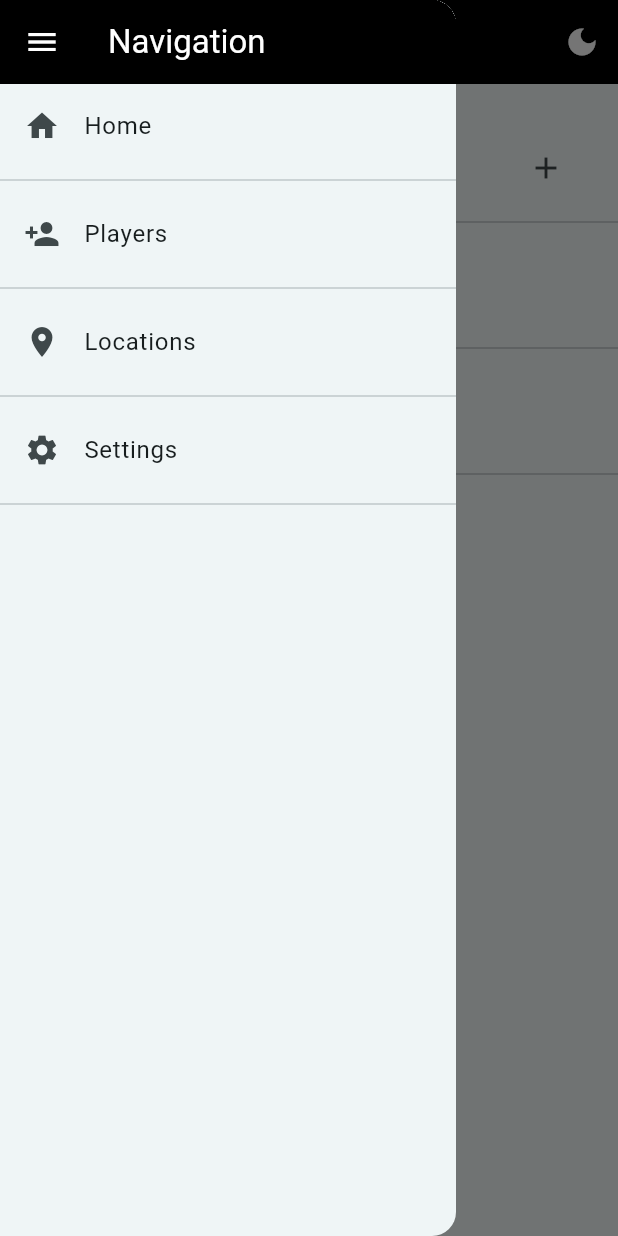
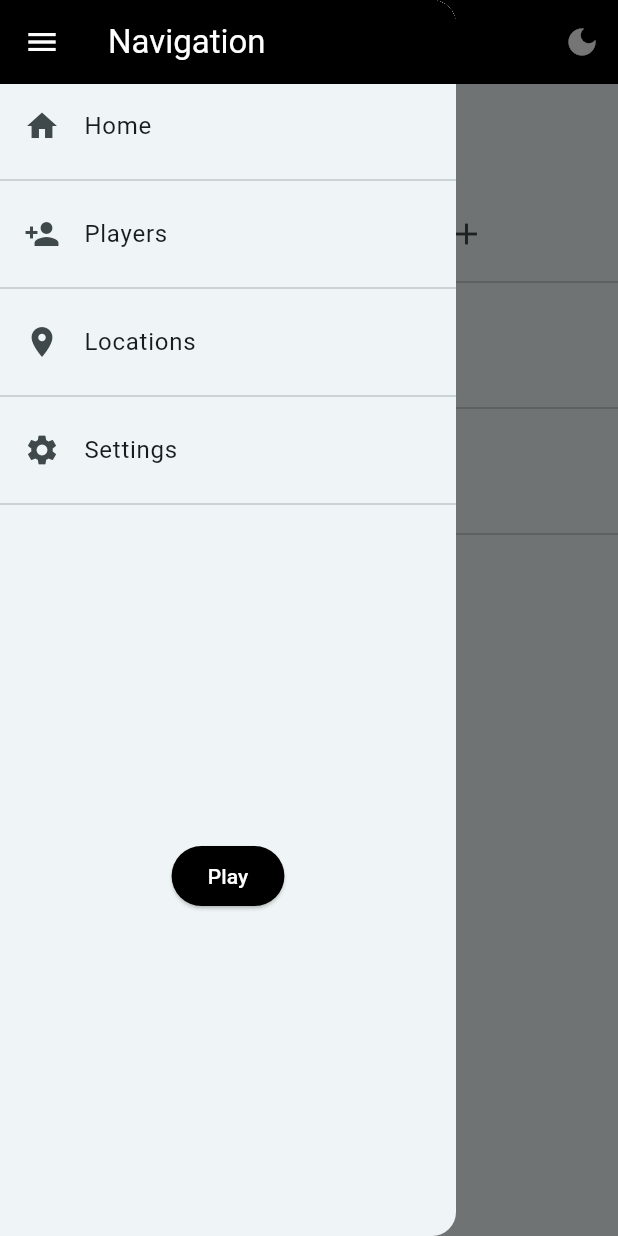
Before and after one commit to geo1796/ultimate_spyfall, a Flutter app: the SettingsPage screen opened by its route, with the side drawer open, on a phone screen of 412 x 824 dp. Run offline on Flutter 3.47's test engine with Material 3 defaults, Android fonts, the phone set to English and light mode, and no system bars; our stand-ins replace get, get_storage; accounts and stored records are empty; statements that could not run were skipped.

Commit message:
added settings for random spies

```diff
--- a/lib/app_local/app_local.dart
+++ b/lib/app_local/app_local.dart
@@ -1,6 +1,8 @@
 import 'package:get/get.dart';
 
 abstract class AppLocal {
+  static get localeName => Get.deviceLocale?.languageCode ?? 'en';
+
   static get home => 'home'.tr;
 
   static get players => 'players'.tr;
@@ -26,4 +28,10 @@
   static get prankMode => 'prankMode'.tr;
 
   static get coopSpies => 'coopSpies'.tr;
+
+  static get fixedSpies => 'fixedSpies'.tr;
+
+  static get randomSpies => 'randomSpies'.tr;
+
+  static get play => 'play'.tr;
 }
--- a/lib/app_local/translations/en.dart
+++ b/lib/app_local/translations/en.dart
@@ -12,4 +12,7 @@
   "spyCount": "Spy count",
   "prankMode": "Prank mode",
   "coopSpies": "Co-op spies",
+  "fixedSpies": "Fixed spy count",
+  "randomSpies": "Random spy count",
+  "play": "Play",
 };
--- a/lib/app_local/translations/fr.dart
+++ b/lib/app_local/translations/fr.dart
@@ -12,4 +12,7 @@
   "spyCount": "Nombre d'espions",
   "prankMode": "Mode prank",
   "coopSpies": "Espions coopératifs",
+  "fixedSpies": "Nombre d'espions fixe",
+  "randomSpies": "Nombre d'espions aléatoire",
+  "play": "Jouer",
 };
--- a/lib/constants/storage_keys.dart
+++ b/lib/constants/storage_keys.dart
@@ -3,7 +3,11 @@
   static const locationGroups = 'locationGroups';
   static const currentLocationGroup = 'currentLocationGroup';
   static const players = 'players';
-  static const spyCount = 'spyCount';
+  static const fixedSpyCount = 'fixedSpyCount';
   static const prankMode = 'prankMode';
   static const coopSpies = 'coopSpies';
+  static const previousLocation = 'previousLocation';
+  static const randomSpies = 'randomSpies';
+  static const maxSpyCount = 'maxSpyCount';
+  static const minSpyCount = 'minSpyCount';
 }
--- /dev/null
+++ b/lib/page/game/bindings/game_bindings.dart
@@ -0,0 +1,9 @@
+import 'package:get/get.dart';
+import 'package:ultimate_spyfall/page/game/bindings/game_controller.dart';
+
+class GameBindings extends Bindings {
+  @override
+  void dependencies() {
+    Get.put(GameController());
+  }
+}
--- /dev/null
+++ b/lib/page/game/bindings/game_controller.dart
@@ -0,0 +1,59 @@
+import 'package:get/get.dart';
+import 'package:get_storage/get_storage.dart';
+import 'package:ultimate_spyfall/bindings/random_int_generator.dart';
+import 'package:ultimate_spyfall/constants/storage_keys.dart';
+import 'package:ultimate_spyfall/controller/location_controller.dart';
+import 'package:ultimate_spyfall/controller/player_controller.dart';
+import 'package:ultimate_spyfall/controller/settings_controller.dart';
+import 'package:ultimate_spyfall/model/player.dart';
+
+class GameController extends GetxController {
+  final _randomIntGenerator = Get.find<RandomIntGenerator>();
+  final _box = Get.find<GetStorage>();
+  final _playerCtrl = Get.find<PlayerController>();
+  final _locationCtrl = Get.find<LocationController>();
+  final _settingsCtrl = Get.find<SettingsController>();
+
+  late final List<Player> spies;
+  late final String location;
+
+  String get _previousLocation =>
+      _box.read<String>(StorageKeys.previousLocation) ?? '';
+
+  set _previousLocation(String newValue) =>
+      _box.write(StorageKeys.previousLocation, newValue);
+
+  @override
+  void onInit() {
+    super.onInit();
+    _initSpies();
+    _initLocation();
+  }
+
+  void _initSpies() {
+    final players = [..._playerCtrl.players];
+    players.shuffle();
+
+    late final int spyCount;
+
+    if (_settingsCtrl.randomSpies.isTrue) {
+      spyCount = _randomIntGenerator.randomInRange(
+          _settingsCtrl.minSpyCount.value, _settingsCtrl.maxSpyCount.value);
+    } else {
+      spyCount = _settingsCtrl.fixedSpyCount.value;
+    }
+
+    spies = players.getRange(0, spyCount).toList();
+  }
+
+  void _initLocation() {
+    final allLocations = [..._locationCtrl.selectedGroup.value.locations];
+
+    do {
+      allLocations.shuffle();
+    } while (allLocations[0] == _previousLocation);
+
+    location = allLocations[0];
+    _previousLocation = location;
+  }
+}
--- /dev/null
+++ b/lib/page/settings/widget/fixed_spies_settings.dart
@@ -0,0 +1,27 @@
+import 'package:flutter/material.dart';
+import 'package:get/get.dart';
+import 'package:ultimate_spyfall/controller/settings_controller.dart';
+
+class FixedSpiesSettings extends StatelessWidget {
+  const FixedSpiesSettings({super.key});
+
+  SettingsController get _settingsCtrl => Get.find<SettingsController>();
+
+  @override
+  Widget build(BuildContext context) {
+    return Row(
+      mainAxisAlignment: MainAxisAlignment.spaceEvenly,
+      children: [
+        IconButton(
+          onPressed: _settingsCtrl.decreaseFixedSpyCount,
+          icon: const Icon(Icons.remove),
+        ),
+        Center(child: Obx(() => Text('${_settingsCtrl.fixedSpyCount.value}'))),
+        IconButton(
+          onPressed: _settingsCtrl.increaseFixedSpyCount,
+          icon: const Icon(Icons.add),
+        ),
+      ],
+    );
+  }
+}
--- a/lib/page/settings/widget/spy_count_settings_tile.dart
+++ b/lib/page/settings/widget/spy_count_settings_tile.dart
@@ -2,6 +2,8 @@
 import 'package:get/get.dart';
 import 'package:ultimate_spyfall/app_local/app_local.dart';
 import 'package:ultimate_spyfall/controller/settings_controller.dart';
+import 'package:ultimate_spyfall/page/settings/widget/fixed_spies_settings.dart';
+import 'package:ultimate_spyfall/page/settings/widget/random_spies_settings.dart';
 
 class SpyCountSettingsTile extends StatelessWidget {
   const SpyCountSettingsTile({super.key});
@@ -12,17 +14,25 @@
   Widget build(BuildContext context) {
     return Column(
       children: [
-        Text(AppLocal.spyCount),
-        ListTile(
-          leading: IconButton(
-              onPressed: _settingsCtrl.decreaseSpyCount,
-              icon: const Icon(Icons.remove)),
-          title:
-              Center(child: Obx(() => Text('${_settingsCtrl.spyCount.value}'))),
-          trailing: IconButton(
-              onPressed: _settingsCtrl.increaseSpyCount,
-              icon: const Icon(Icons.add)),
-        ),
+        Obx(() {
+          if (_settingsCtrl.randomSpies.isTrue) {
+            return Text(AppLocal.randomSpies);
+          }
+
+          return Text(AppLocal.fixedSpies);
+        }),
+        Obx(() => Switch(
+              value: _settingsCtrl.randomSpies.value,
+              onChanged: (newValue) =>
+                  _settingsCtrl.randomSpies.value = newValue,
+            )),
+        Obx(() {
+          if (_settingsCtrl.randomSpies.isTrue) {
+            return const RandomSpiesSettings();
+          }
+
+          return const FixedSpiesSettings();
+        }),
       ],
     );
   }
--- a/lib/service/settings_service.dart
+++ b/lib/service/settings_service.dart
@@ -5,12 +5,24 @@
 class SettingsService {
   final _box = Get.find<GetStorage>();
 
-  int get spyCount => _box.read<int>(StorageKeys.spyCount) ?? 1;
-  set spyCount(int newValue) => _box.write(StorageKeys.spyCount, newValue);
+  int get fixedSpyCount => _box.read<int>(StorageKeys.fixedSpyCount) ?? 1;
+  set fixedSpyCount(int newValue) => _box.write(StorageKeys.fixedSpyCount, newValue);
 
   bool get prankMode => _box.read<bool>(StorageKeys.prankMode) ?? false;
   set prankMode(bool newValue) => _box.write(StorageKeys.prankMode, newValue);
 
   bool get coopSpies => _box.read<bool>(StorageKeys.coopSpies) ?? false;
   set coopSpies(bool newValue) => _box.write(StorageKeys.coopSpies, newValue);
+
+  bool get randomSpies => _box.read<bool>(StorageKeys.randomSpies) ?? false;
+  set randomSpies(bool newValue) =>
+      _box.write(StorageKeys.randomSpies, newValue);
+
+  int get maxSpyCount => _box.read<int>(StorageKeys.maxSpyCount) ?? 2;
+  set maxSpyCount(int newValue) =>
+      _box.write(StorageKeys.maxSpyCount, newValue);
+
+  int get minSpyCount => _box.read<int>(StorageKeys.minSpyCount) ?? 1;
+  set minSpyCount(int newValue) =>
+      _box.write(StorageKeys.minSpyCount, newValue);
 }
--- a/lib/shared/my_drawer.dart
+++ b/lib/shared/my_drawer.dart
@@ -1,6 +1,7 @@
 import 'package:flutter/material.dart';
 import 'package:get/get.dart';
 import 'package:ultimate_spyfall/app_local/app_local.dart';
+import 'package:ultimate_spyfall/shared/play_button.dart';
 
 import '../page/home/home_page.dart';
 import '../page/locations/locations_page.dart';
@@ -13,8 +14,7 @@
   @override
   Widget build(BuildContext context) {
     return Drawer(
-      child: SingleChildScrollView(
-          child: Column(children: [
+      child: Column(children: [
         AppBar(
           title: const Text('Navigation'),
           leading: Builder(
@@ -48,7 +48,10 @@
           onTap: () => Get.offAllNamed(SettingsPage.route),
         ),
         const Divider(),
-      ])),
+        const Spacer(),
+        const PlayButton(),
+        const Spacer(),
+      ]),
     );
   }
 }
--- /dev/null
+++ b/lib/shared/play_button.dart
@@ -0,0 +1,16 @@
+import 'package:flutter/material.dart';
+import 'package:get/get.dart';
+import 'package:ultimate_spyfall/app_local/app_local.dart';
+import 'package:ultimate_spyfall/page/game/game_page.dart';
+
+class PlayButton extends StatelessWidget {
+  const PlayButton({super.key});
+
+  @override
+  Widget build(BuildContext context) {
+    return ElevatedButton(
+      onPressed: () => Get.offAllNamed(GamePage.route),
+      child: Text(AppLocal.play),
+    );
+  }
+}
```
Also changed, not shown: lib/bindings/random_int_generator.dart (added, +9 -0 lines), lib/controller/location_controller.dart (+32 -26 lines), lib/controller/settings_controller.dart (+56 -12 lines), lib/main.dart (+10 -0 lines), lib/page/game/game_page.dart (added, +24 -0 lines), lib/page/home/home_page.dart (+2 -8 lines), lib/page/locations/widget/location_group_tile.dart (+5 -6 lines), lib/page/settings/widget/random_spies_settings.dart (added, +51 -0 lines), lib/service/locations_service.dart (+7 -9 lines).
